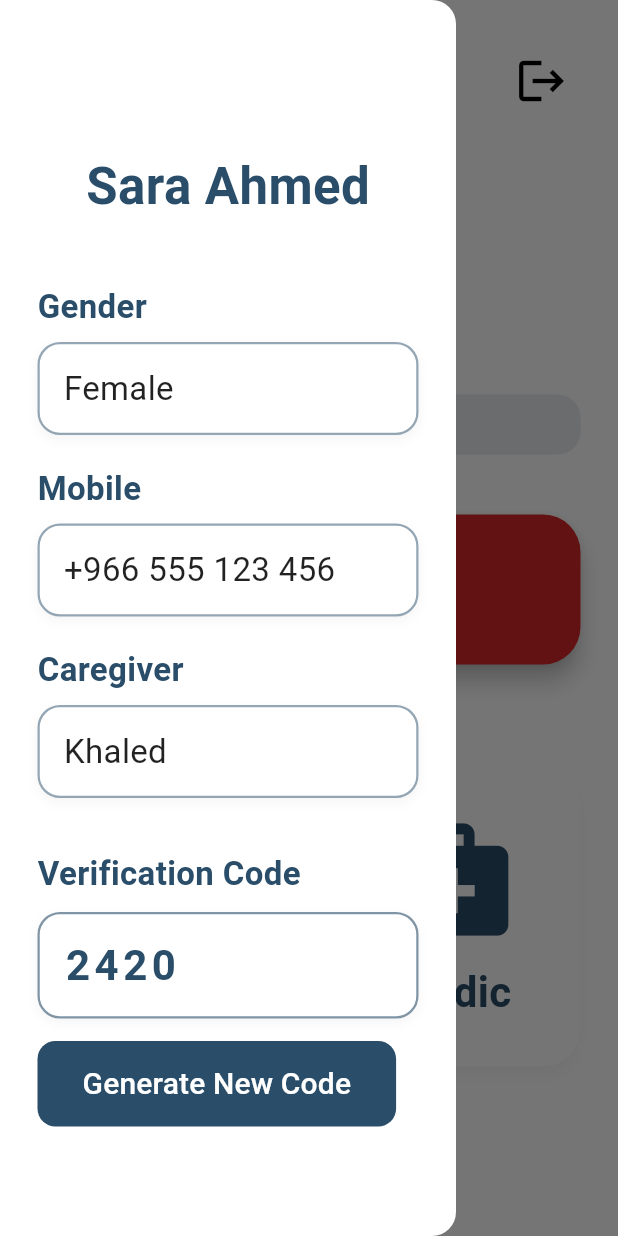
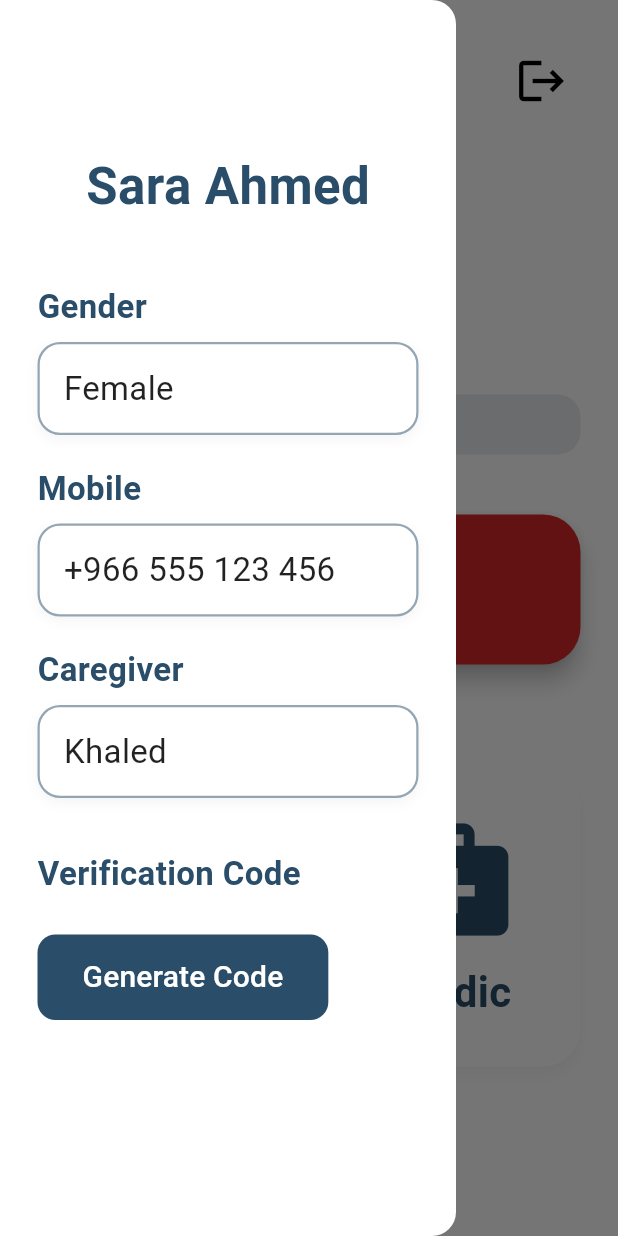
Before and after one commit to Majdalru/2025_GP_13, a Flutter app: the ElderlyHomePage screen opened directly, with the side drawer open, on a phone screen of 412 x 824 dp. Run offline on Flutter 3.47's test engine with Material 3 defaults, Android fonts, the phone set to English and light mode, and no system bars; our stand-ins replace cloud_firestore, firebase_auth, firebase_core, shared_preferences; accounts and stored records are empty.

Commit message:
Update elderly_home.dart

```diff
--- a/lib/elderly_Screens/screens/elderly_home.dart
+++ b/lib/elderly_Screens/screens/elderly_home.dart
@@ -2,9 +2,8 @@ import 'dart:math';
 import 'package:flutter/material.dart';
 import 'package:flutter/services.dart';
 import 'media_page.dart';
-import'elderly_med.dart';
+import 'elderly_med.dart';
 import '../../Screens/login_page.dart';
-
 
 class ElderlyHomePage extends StatelessWidget {
   const ElderlyHomePage({super.key});
@@ -66,14 +65,12 @@ class ElderlyHomePage extends StatelessWidget {
                 children: [
                   Builder(
                     builder: (context) => IconButton(
-                      icon: const Icon(Icons.menu,
-                          size: 42, color: Colors.black),
+                      icon: const Icon(Icons.menu, size: 42, color: Colors.black),
                       onPressed: () => Scaffold.of(context).openDrawer(),
                     ),
                   ),
                   IconButton(
-                    icon: const Icon(Icons.logout,
-                        color: Colors.black, size: 36),
+                    icon: const Icon(Icons.logout, color: Colors.black, size: 36),
                     onPressed: () {
                       HapticFeedback.selectionClick();
                       showDialog(
@@ -83,7 +80,7 @@ class ElderlyHomePage extends StatelessWidget {
                           shape: RoundedRectangleBorder(
                               borderRadius: BorderRadius.circular(25)),
                           title: const Text(
-                            "Log out",
+                            "",
                             style: TextStyle(
                               fontSize: 28,
                               fontWeight: FontWeight.bold,
@@ -96,7 +93,7 @@ class ElderlyHomePage extends StatelessWidget {
                               const SizedBox(height: 10),
                               FilledButton.icon(
                                 style: FilledButton.styleFrom(
-                                  backgroundColor: Colors.redAccent,
+                                  backgroundColor: Color.fromRGBO(214, 40, 40, 1),
                                   minimumSize: const Size(double.infinity, 65),
                                   shape: RoundedRectangleBorder(
                                     borderRadius: BorderRadius.circular(18),
@@ -138,17 +135,19 @@ class ElderlyHomePage extends StatelessWidget {
                                         const SizedBox(width: 15),
                                         FilledButton(
                                           style: FilledButton.styleFrom(
-            backgroundColor: redButton,
+                                            backgroundColor: const Color.fromRGBO(214, 40, 40, 1),
                                             padding: const EdgeInsets.symmetric(
                                                 horizontal: 35, vertical: 15),
                                           ),
                                           onPressed: () {
-  Navigator.pop(context); // يغلق نافذة التأكيد
-  Navigator.pop(context); // يغلق نافذة الإعدادات
+                                            Navigator.pop(context);
+                                            Navigator.pop(context);
                                             Navigator.pushReplacement(
                                               context,
-    MaterialPageRoute(builder: (context) => const LoginPage()),
-  ); // 🔹 يرجع المستخدم لصفحة اللوق إن
+                                              MaterialPageRoute(
+                                                  builder: (context) =>
+                                                      const LoginPage()),
+                                            );
                                           },
                                           child: const Text(
                                             "Yes",
@@ -161,7 +160,6 @@ class ElderlyHomePage extends StatelessWidget {
                                     ),
                                   );
                                 },
-
                                 icon: const Icon(Icons.logout,
                                     size: 34, color: Colors.white),
                                 label: const Text(
@@ -182,7 +180,7 @@ class ElderlyHomePage extends StatelessWidget {
                 ],
               ),
 
-              const SizedBox(height: 65), //
+              const SizedBox(height: 65),
 
               const Text(
                 "Hello Sara",
@@ -193,8 +191,7 @@ class ElderlyHomePage extends StatelessWidget {
                 ),
               ),
 
-              const SizedBox(height: 55), //
-
+              const SizedBox(height: 55),
 
               Container(
                 height: 40,
@@ -203,6 +200,7 @@ class ElderlyHomePage extends StatelessWidget {
                   borderRadius: BorderRadius.circular(15),
                 ),
               ),
+
               const SizedBox(height: 40),
 
               ElevatedButton(
@@ -227,7 +225,7 @@ class ElderlyHomePage extends StatelessWidget {
                 ),
               ),
 
-              const SizedBox(height: 60), //
+              const SizedBox(height: 60),
 
               Row(
                 children: [
@@ -254,7 +252,8 @@ class ElderlyHomePage extends StatelessWidget {
                         HapticFeedback.selectionClick();
                         Navigator.push(
                           context,
-    MaterialPageRoute(builder: (context) => MedicationApp()),
+                          MaterialPageRoute(
+                              builder: (context) => MedicationApp()),
                         );
                       },
                     ),
@@ -322,12 +321,18 @@ class _VerificationCodeBox extends StatefulWidget {
 }
 
 class _VerificationCodeBoxState extends State<_VerificationCodeBox> {
-  int code = Random().nextInt(9000) + 1000;
+  String? code; // 🔹 الكود مخفي بالبداية
 
   void generateNewCode() {
+    const chars = 'ABCDEFGHIJKLMNOPQRSTUVWXYZ0123456789';
+    final random = Random();
+    String newCode =
+        List.generate(6, (index) => chars[random.nextInt(chars.length)]).join();
+
     setState(() {
-      code = Random().nextInt(9000) + 1000;
+      code = newCode;
     });
+
     HapticFeedback.selectionClick();
   }
 
@@ -337,9 +342,10 @@ class _VerificationCodeBoxState extends State<_VerificationCodeBox> {
     return Column(
       crossAxisAlignment: CrossAxisAlignment.start,
       children: [
+        if (code != null)
           Container(
             width: double.infinity,
-          padding: const EdgeInsets.symmetric(vertical: 14, horizontal: 16),
+            padding: const EdgeInsets.symmetric(vertical: 18, horizontal: 16),
             decoration: BoxDecoration(
               color: Colors.white,
               borderRadius: BorderRadius.circular(15),
@@ -353,9 +359,10 @@ class _VerificationCodeBoxState extends State<_VerificationCodeBox> {
               ],
             ),
             child: Text(
-            code.toString(),
+              code!,
+              textAlign: TextAlign.center,
               style: const TextStyle(
-              fontSize: 28,
+                fontSize: 30,
                 fontWeight: FontWeight.bold,
                 color: darkBlue,
                 letterSpacing: 3,
@@ -371,9 +378,9 @@ class _VerificationCodeBoxState extends State<_VerificationCodeBox> {
                 RoundedRectangleBorder(borderRadius: BorderRadius.circular(12)),
           ),
           onPressed: generateNewCode,
-          child: const Text(
-            "Generate New Code",
-            style: TextStyle(fontSize: 20, color: Colors.white),
+          child: Text(
+            code == null ? "Generate Code" : "Generate New Code",
+            style: const TextStyle(fontSize: 20, color: Colors.white),
           ),
         ),
       ],
```
Lines whose indentation alone changed are shown as unchanged.
